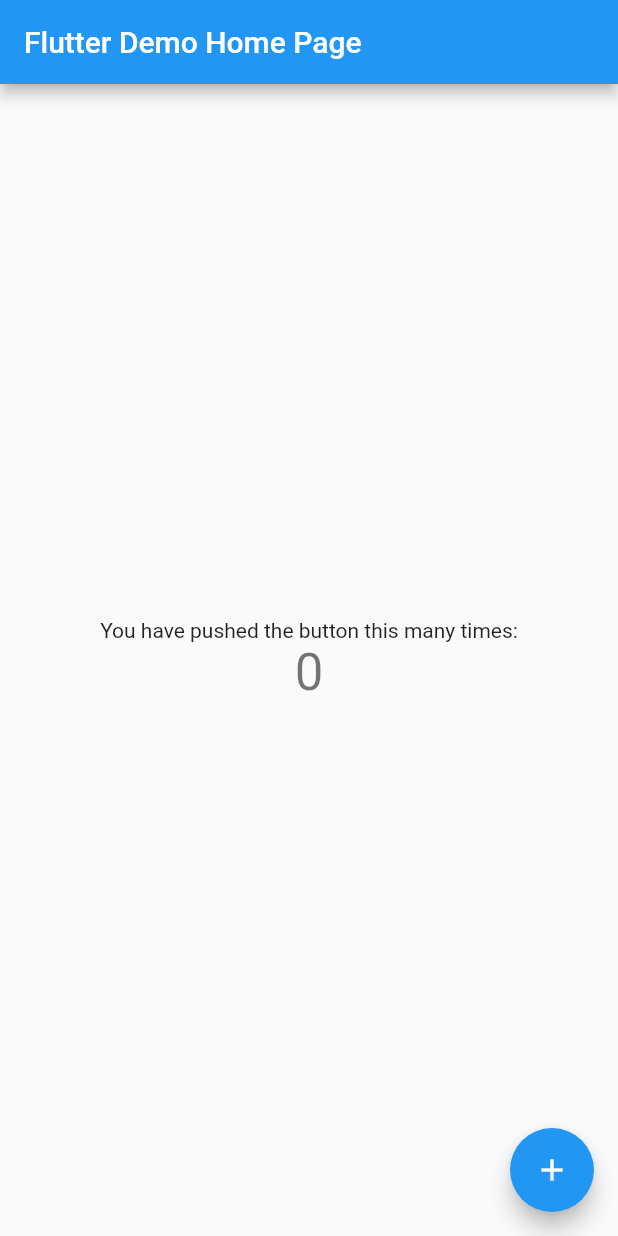
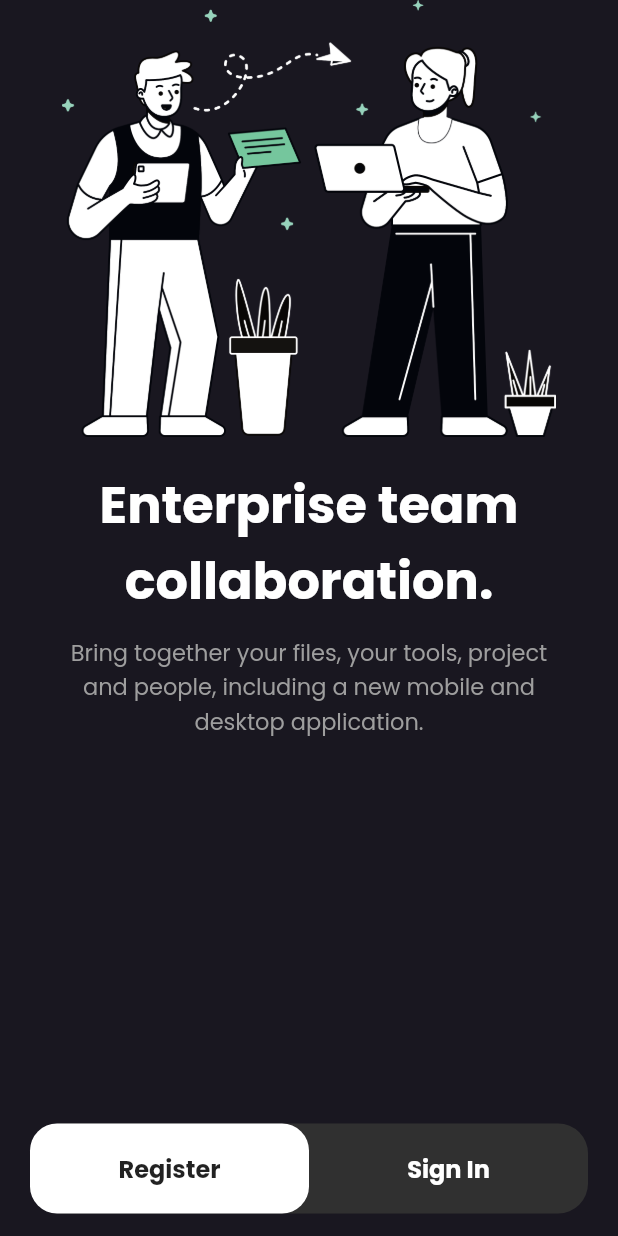
Before and after one commit to web-ai-master/flutter-auth-ui, a Flutter app: the screen it shows after launch, on a phone screen of 412 x 824 dp. Run offline on Flutter 3.47's test engine with Material 2 defaults, Android fonts, the light colour scheme and no system bars; our stand-ins replace google_fonts.

Commit message:
:sparkles: Create Login page and welcome page

```diff
--- a/lib/main.dart
+++ b/lib/main.dart
@@ -1,4 +1,8 @@
+import 'package:authui/constant.dart';
+import 'package:authui/screens/welcome.dart';
 import 'package:flutter/material.dart';
+import 'package:google_fonts/google_fonts.dart';
+import './screens/screen.dart';
 
 void main() {
   runApp(MyApp());
@@ -8,58 +12,13 @@
   @override
   Widget build(BuildContext context) {
     return MaterialApp(
+      debugShowCheckedModeBanner: false,
       title: 'Flutter Demo',
       theme: ThemeData(
-        primarySwatch: Colors.blue,
+        textTheme: GoogleFonts.poppinsTextTheme(Theme.of(context).textTheme),
+        scaffoldBackgroundColor: BackgroundColor,
       ),
-      home: MyHomePage(title: 'Flutter Demo Home Page'),
+      home: WelcomePage(),
     );
   }
 }
-
-class MyHomePage extends StatefulWidget {
-  MyHomePage({Key? key, required this.title}) : super(key: key);
-
-  final String title;
-
-  @override
-  _MyHomePageState createState() => _MyHomePageState();
-}
-
-class _MyHomePageState extends State<MyHomePage> {
-  int _counter = 0;
-
-  void _incrementCounter() {
-    setState(() {
-      _counter++;
-    });
-  }
-
-  @override
-  Widget build(BuildContext context) {
-    return Scaffold(
-      appBar: AppBar(
-        title: Text(widget.title),
-      ),
-      body: Center(
-        child: Column(
-          mainAxisAlignment: MainAxisAlignment.center,
-          children: <Widget>[
-            Text(
-              'You have pushed the button this many times:',
-            ),
-            Text(
-              '$_counter',
-              style: Theme.of(context).textTheme.headline4,
-            ),
-          ],
-        ),
-      ),
-      floatingActionButton: FloatingActionButton(
-        onPressed: _incrementCounter,
-        tooltip: 'Increment',
-        child: Icon(Icons.add),
-      ),
-    );
-  }
-}
--- /dev/null
+++ b/lib/screens/login.dart
@@ -0,0 +1,11 @@
+import 'package:flutter/material.dart';
+
+class Login extends StatelessWidget{
+  @override
+  Widget build(BuildContext context) {
+    return Container(
+
+    );
+  }
+
+}
--- /dev/null
+++ b/lib/screens/screen.dart
@@ -0,0 +1,2 @@
+export './welcome.dart';
+export './login.dart';
--- /dev/null
+++ b/lib/screens/welcome.dart
@@ -0,0 +1,131 @@
+import 'package:authui/constant.dart';
+import 'screen.dart';
+import 'package:flutter/cupertino.dart';
+import 'package:flutter/material.dart';
+
+class WelcomePage extends StatelessWidget {
+  @override
+  Widget build(BuildContext context) {
+    return Scaffold(
+      body: SafeArea(
+        child: Padding(
+          padding: const EdgeInsets.symmetric(horizontal: 20),
+          child: Column(
+            children: [
+              Flexible(
+                child: Column(
+                  children: [
+                    Center(
+                      child: Container(
+                        width: MediaQuery.of(context).size.width * 0.8,
+                        child: Image(
+                          image: AssetImage('assets/images/team_illustration.png'),
+                        ),
+                      ),
+                    ),
+                    SizedBox(
+                      height: 20,
+                    ),
+                    Text(
+                      "Enterprise team\ncollaboration.",
+                      style: Headline,
+                      textAlign: TextAlign.center
+                    ),
+                    SizedBox(
+                      height: 10,
+                    ),
+                    Container(
+                      width: MediaQuery.of(context).size.width * 0.8,
+                      child: Text(
+                        "Bring together your files, your tools, project and people, including a new mobile and desktop application.",
+                        style: BodyText,
+                        textAlign: TextAlign.center,
+                      ),
+                    )
+                  ]
+                ),
+              ),
+              Padding(
+                padding: const EdgeInsets.only(bottom:15.0),
+                child: Container(
+                  height: 60,
+                  decoration: BoxDecoration(
+                    color: Colors.grey[850],
+                    borderRadius: BorderRadius.circular(20)
+                  ),
+                  child: Row(
+                    children: [
+                       Expanded(
+                        child: MyTextButton(
+                          bgColor: Colors.white,
+                          buttonName: 'Register',
+                          onTap: () {
+
+                          },
+                          textColor: Colors.black87,
+                        ),
+                      ),
+                      Expanded(
+                        child: MyTextButton(
+                          bgColor: Colors.transparent,
+                          buttonName: 'Sign In',
+                          onTap: () {
+                            Navigator.push(
+                              context,
+                              CupertinoPageRoute(
+                                builder: (context) => Login(),
+                              )
+                            );
+                          },
+                          textColor: Colors.white,
+                        ),
+                      ),
+                    ],
+                  ),
+                ),
+              ),
+            ],
+          ),
+        )
+      ),
+    );
+  }
+}
+
+class MyTextButton extends StatelessWidget {
+  const MyTextButton({
+    Key? key,
+    required this.buttonName,
+    required this.onTap,
+    required this.bgColor,
+    required this.textColor,
+  }) : super(key: key);
+  final String buttonName;
+  final Function onTap;
+  final Color bgColor;
+  final Color textColor;
+
+  @override
+  Widget build(BuildContext context) {
+    return Container(
+      height: 60,
+      width: double.infinity,
+      decoration: BoxDecoration(
+        color: bgColor,
+        borderRadius: BorderRadius.circular(18),
+      ),
+      child: TextButton(
+        style: ButtonStyle(
+          overlayColor: MaterialStateProperty.resolveWith(
+            (states) => Colors.black12,
+          ),
+        ),
+        onPressed: () => onTap,
+        child: Text(
+          buttonName,
+          style: ButtonText.copyWith(color: textColor),
+        ),
+      ),
+    );
+  }
+}
```
Also changed, not shown: assets/images/team_illustration.png (added), lib/screen.dart (added).
